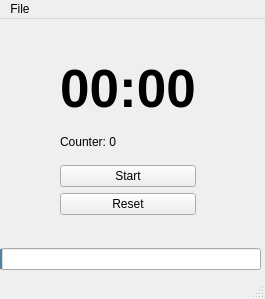
This is form.ui in notHisu/ThisIsTheRealPomodoro as Qt 5 draws it before an edit. The edited form follows.
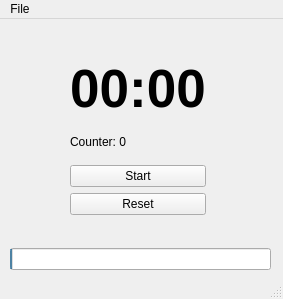
This is the edited form.

Patch:
```diff
--- a/form.ui
+++ b/form.ui
@@ -6,7 +6,7 @@
    <rect>
     <x>0</x>
     <y>0</y>
-    <width>265</width>
+    <width>283</width>
     <height>299</height>
    </rect>
   </property>
@@ -22,7 +22,7 @@
    <widget class="QWidget" name="verticalLayoutWidget">
     <property name="geometry">
      <rect>
-      <x>0</x>
+      <x>10</x>
       <y>0</y>
       <width>261</width>
       <height>251</height>
@@ -31,7 +31,10 @@
     <layout class="QVBoxLayout" name="verticalLayout_2">
      <item>
       <widget class="QFrame" name="frame">
-       <widget class="QWidget" name="">
+       <property name="focusPolicy">
+        <enum>Qt::ClickFocus</enum>
+       </property>
+       <widget class="QWidget" name="layoutWidget">
         <property name="geometry">
          <rect>
           <x>60</x>
@@ -109,7 +112,7 @@
     <rect>
      <x>0</x>
      <y>0</y>
-     <width>265</width>
+     <width>283</width>
      <height>21</height>
     </rect>
    </property>
```
Left out of the diff: 21 changed lines with no effect on the pictures.
